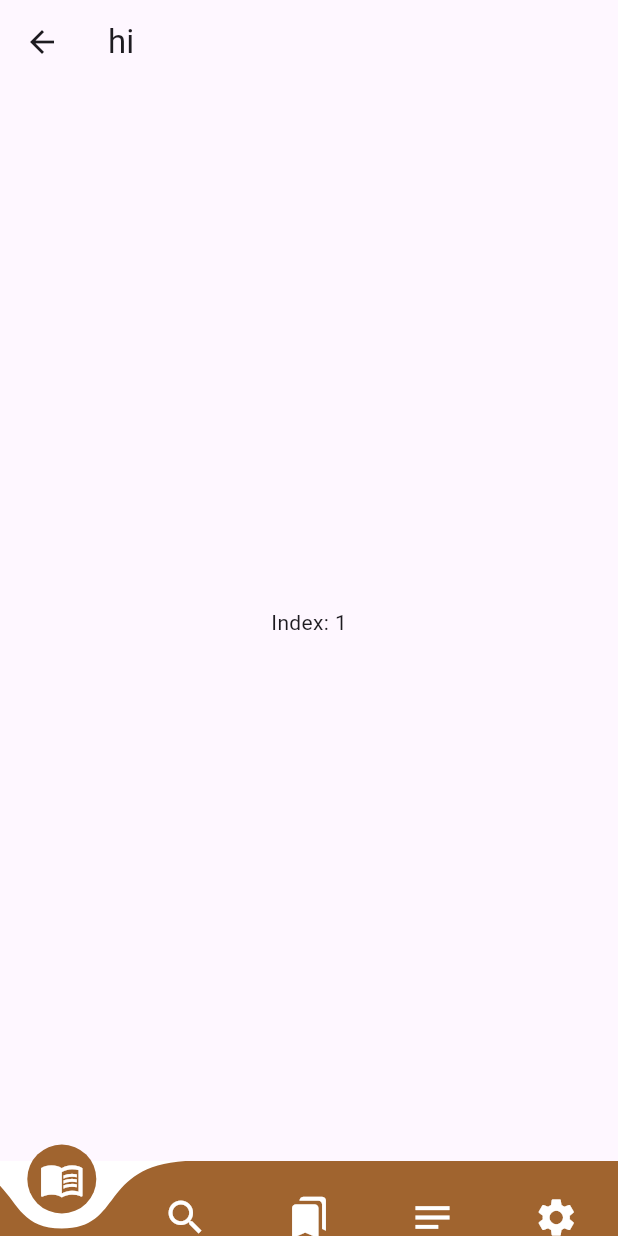
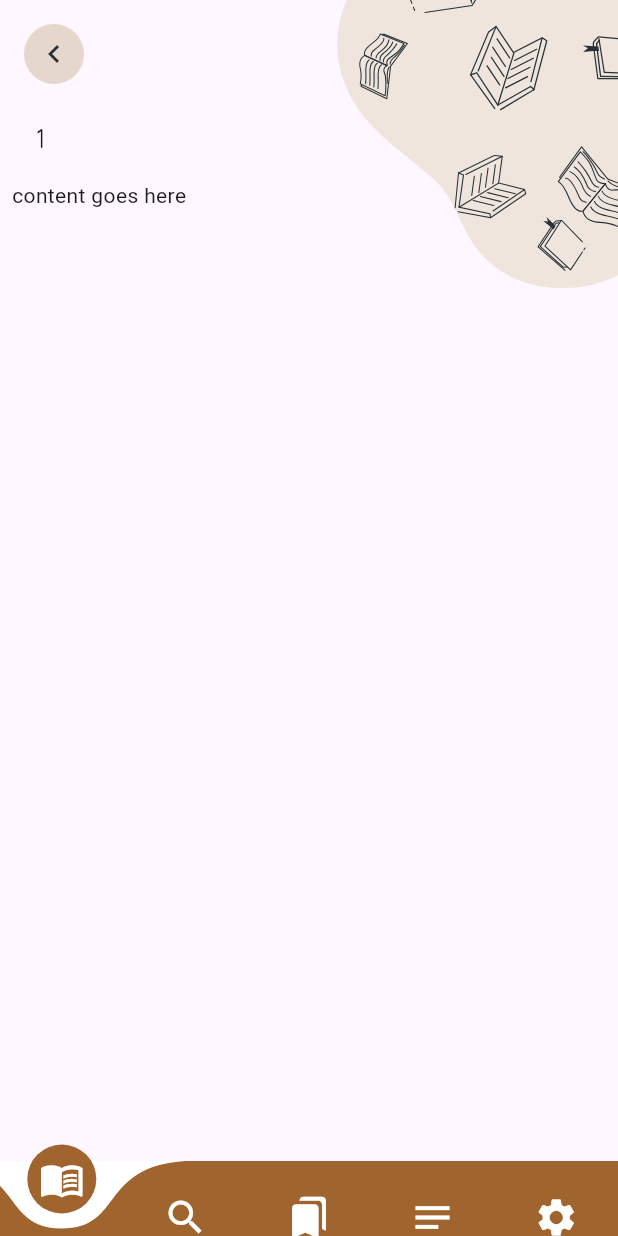
Before and after one commit to ajayajay441/flutter, a Flutter app: the screen it shows after launch, after a tap on an icon or button, on a phone screen of 412 x 824 dp. Run offline on Flutter 3.47's test engine with Material 3 defaults, Android fonts, the phone set to English and light mode, and no system bars; drawn by our look-alikes of curved_navigation_bar; our stand-ins replace flutter_svg.

Commit message:
opening a seleted book

```diff
--- /dev/null
+++ b/lib/pages/book/book_page.dart
@@ -0,0 +1,37 @@
+import 'package:flutter/material.dart';
+import 'package:horeb_telugu_reference_bible/ui/common/book_page_app_bar.dart';
+import 'package:horeb_telugu_reference_bible/ui/common/page_corner_bg_widget.dart';
+
+class BookPage extends StatelessWidget {
+  final String id;
+  const BookPage({super.key, required this.id});
+
+  @override
+  Widget build(BuildContext context) {
+    return Scaffold(
+      body: Stack(
+        fit: StackFit.expand,
+        children: [
+          // Background image
+          pageBackgroundImage(),
+          // Page content
+          Center(
+            child: Container(
+              width: double.infinity, // Width 100%
+              padding: const EdgeInsets.all(8.0),
+              child: Center(
+                child: Column(
+                  crossAxisAlignment: CrossAxisAlignment.start,
+                  children: [
+                    BookPageAppBar(id: id),
+                    const Text('content goes here'),
+                  ],
+                ),
+              ),
+            ),
+          )
+        ],
+      ),
+    );
+  }
+}
--- a/lib/pages/book/index.dart
+++ /dev/null
@@ -1,18 +0,0 @@
-import 'package:flutter/material.dart';
-
-class BookPage extends StatelessWidget {
-  final String id;
-  const BookPage({super.key, required this.id});
-
-  @override
-  Widget build(BuildContext context) {
-    return Scaffold(
-      appBar: AppBar(
-        title: const Text('hi'), // Use the title argument for the app bar title
-      ),
-      body: Center(
-        child: Text('Index: $id'),
-      ),
-    );
-  }
-}
--- a/lib/pages/books/books_list_page.dart
+++ b/lib/pages/books/books_list_page.dart
@@ -1,5 +1,4 @@
 import 'package:flutter/material.dart';
-import 'package:horeb_telugu_reference_bible/pages/book/index.dart';
 import 'package:horeb_telugu_reference_bible/ui/books/appbar_widget.dart';
 import 'package:horeb_telugu_reference_bible/ui/books/books_list_widget.dart';
 import 'package:horeb_telugu_reference_bible/ui/common/page_corner_bg_widget.dart';
@@ -53,10 +52,5 @@ class BooksList extends StatelessWidget {
       '/book',
       arguments: {'id': id},
     );
-    // Navigator.push(context, MaterialPageRoute<void>(
-    //   builder: (BuildContext context) {
-    //     return BookPage(id: id);
-    //   },
-    // ));
   }
 }
--- a/lib/pages/books/index.dart
+++ b/lib/pages/books/routes.dart
@@ -1,5 +1,5 @@
 import 'package:flutter/material.dart';
-import 'package:horeb_telugu_reference_bible/pages/book/index.dart';
+import 'package:horeb_telugu_reference_bible/pages/book/book_page.dart';
 import 'package:horeb_telugu_reference_bible/pages/books/books_list_page.dart';
 
 class BooksPage extends StatelessWidget {
@@ -11,7 +11,6 @@ class BooksPage extends StatelessWidget {
       initialRoute: '/',
       onGenerateRoute: (settings) {
         WidgetBuilder builder;
-        print('settings.name ${settings.name}');
         switch (settings.name) {
           case '/':
             builder = (context) => const BooksList();
@@ -23,6 +22,13 @@ class BooksPage extends StatelessWidget {
               return BookPage(id: id); // Pass ID to BookPage constructor
             };
             break;
+          // case '/xrefs':
+          //   builder = (context) {
+          //     final args = settings.arguments as Map<String, dynamic>;
+          //     final id = args['id'] as String; // Extract ID from arguments
+          //     return XrefsPage(id: id); // Pass ID to BookPage constructor
+          //   };
+          //   break;
           default:
             throw Exception('Invalid route: ${settings.name}');
         }
--- a/lib/ui/books/appbar_widget.dart
+++ b/lib/ui/books/appbar_widget.dart
@@ -15,11 +15,11 @@ class CustomAppBar extends StatelessWidget implements PreferredSizeWidget {
         children: [
           CircleAvatar(
             backgroundColor: Colors.brown,
-            child: Text('JD', style: TextStyle(color: Colors.white)),
+            child: Text('AA', style: TextStyle(color: Colors.white)),
           ),
           SizedBox(width: 8),
           Text(
-            'John Doe',
+            'Ansie Arik',
             style: TextStyle(
               fontSize: 28,
               fontWeight: FontWeight.bold,
--- a/lib/ui/bottomnav/navigation_tabs.dart
+++ b/lib/ui/bottomnav/navigation_tabs.dart
@@ -2,7 +2,7 @@
 
 import 'package:flutter/material.dart';
 import 'package:curved_navigation_bar/curved_navigation_bar.dart';
-import 'package:horeb_telugu_reference_bible/pages/books/index.dart';
+import 'package:horeb_telugu_reference_bible/pages/books/routes.dart';
 import 'package:horeb_telugu_reference_bible/ui/common/page_corner_bg_widget.dart';
 import 'package:horeb_telugu_reference_bible/ui/bottomnav/navbar_icon_widget.dart';
 
--- /dev/null
+++ b/lib/ui/common/book_page_app_bar.dart
@@ -0,0 +1,54 @@
+import 'package:flutter/material.dart';
+
+class BookPageAppBar extends StatelessWidget implements PreferredSizeWidget {
+  final String id;
+
+  const BookPageAppBar({super.key, required this.id});
+
+  @override
+  Widget build(BuildContext context) {
+    return Column(
+      children: [
+        AppBar(
+            backgroundColor: Colors.transparent,
+            toolbarHeight: kToolbarHeight,
+            elevation: 0,
+            scrolledUnderElevation: 1,
+            surfaceTintColor: Colors.transparent,
+            leading: Container(
+              margin: const EdgeInsets.all(8.0),
+              decoration: const BoxDecoration(
+                shape: BoxShape.circle,
+                color:
+                    Color(0xFFE5D7CB), // Background color of the circular icon
+              ),
+              child: IconButton(
+                icon: const Icon(Icons.chevron_left),
+                color: const Color(0xFF263238), // Color of the back arrow icon
+                onPressed: () {
+                  Navigator.of(context).pop();
+                },
+              ),
+            )),
+        AppBar(
+          backgroundColor: Colors.transparent,
+          toolbarHeight: kToolbarHeight,
+          elevation: 0,
+          scrolledUnderElevation: 1,
+          surfaceTintColor: Colors.transparent,
+          automaticallyImplyLeading:
+              false, // Set this to false to hide the back arrow icon
+          centerTitle: false, // Set centerTitle to false
+          title: Text(id,
+              style: const TextStyle(
+                  fontSize: 32,
+                  fontWeight: FontWeight.bold,
+                  fontFamily: 'Chathura')),
+        ),
+      ],
+    );
+  }
+
+  @override
+  Size get preferredSize => const Size.fromHeight(kToolbarHeight);
+}
```
Also changed, not shown: lib/ui/book/chapter.dart (added).
